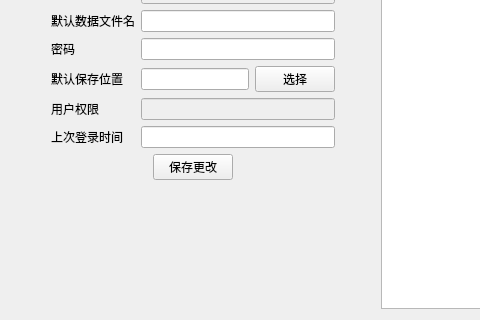
Qt form MainUI/userwidget.ui (Mr-tang0/MINIMTS) before a commit; both pictures show x 0 to 480 and y 307 to 627 of the 1137 by 627 pixel window.
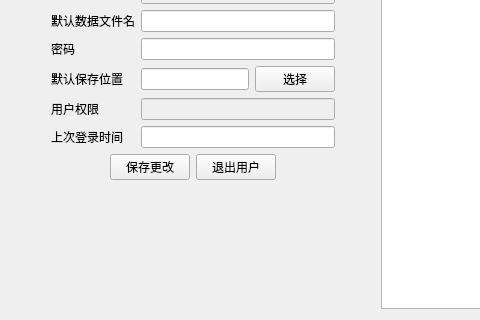
The same form after that commit.

The edit to the form file:
```diff
--- a/MainUI/userwidget.ui
+++ b/MainUI/userwidget.ui
@@ -198,6 +198,13 @@
                </property>
               </widget>
              </item>
+             <item>
+              <widget class="QPushButton" name="exitUser">
+               <property name="text">
+                <string>退出用户</string>
+               </property>
+              </widget>
+             </item>
              <item>
               <spacer name="horizontalSpacer">
                <property name="orientation">
```
